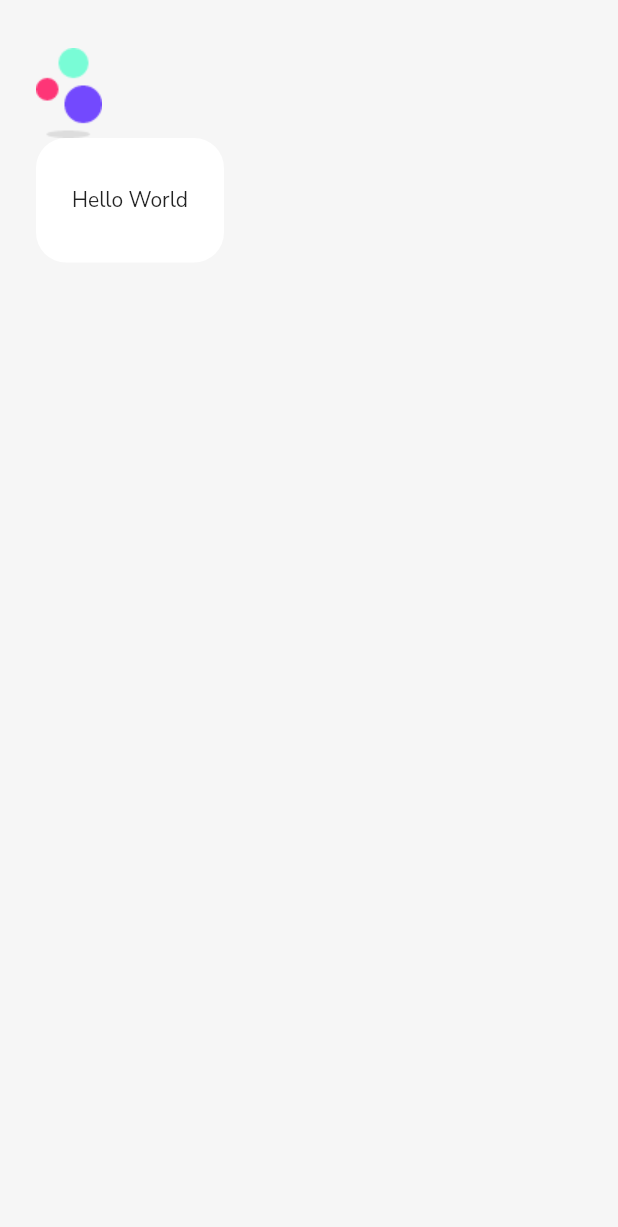
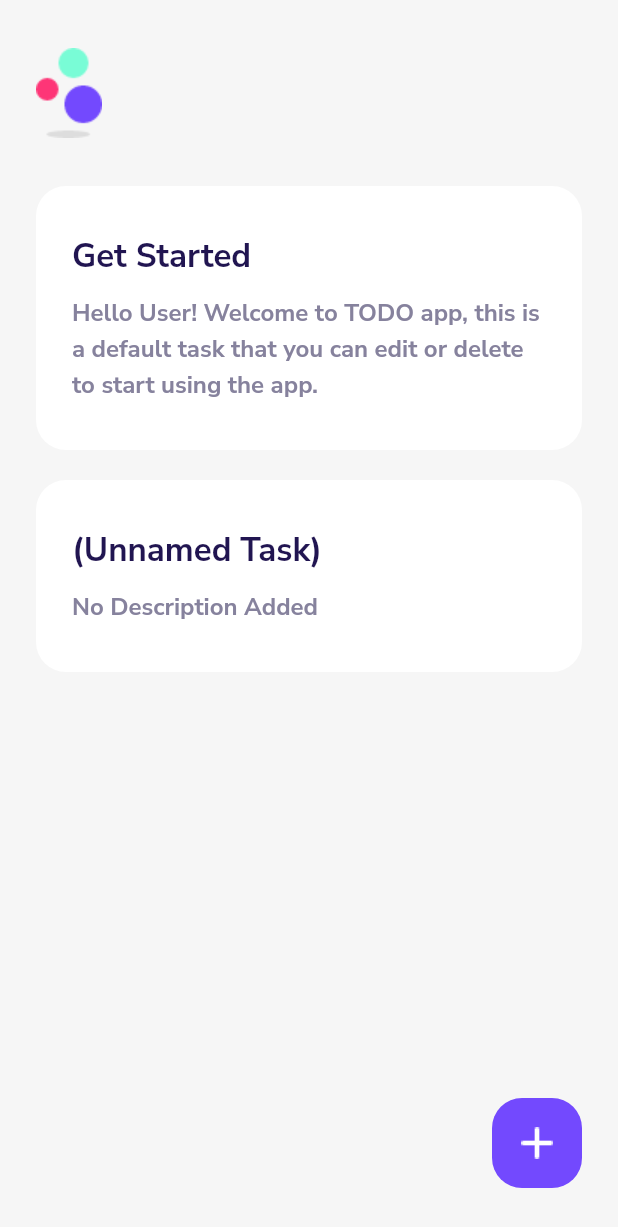
Before and after one commit to sunaranish17/todo_app_flutter, a Flutter app: the screen it shows after launch, on a phone screen of 412 x 824 dp. Shown: the top 1227 px of the screen. Run offline on Flutter 3.47's test engine with Material 2 defaults, Android fonts, the phone set to English and light mode, and no system bars; our stand-ins replace google_fonts.

Commit message:
Feat: Homepage completed

```diff
--- a/lib/screens/homepage.dart
+++ b/lib/screens/homepage.dart
@@ -18,13 +18,41 @@ class _HomePageState extends State<HomePage> {
             vertical: 32.0,
           ),
           color: Color(0xFFF6F6F6),
-          child: Column(
-            crossAxisAlignment: CrossAxisAlignment.start,
+          child: Stack(
             children: [
-              Image(
-                image: AssetImage('assets/images/logo.png'),
+              Column(
+                crossAxisAlignment: CrossAxisAlignment.start,
+                children: [
+                  Container(
+                    margin: EdgeInsets.only(
+                      bottom: 32.0,
+                    ),
+                    child: Image(
+                      image: AssetImage('assets/images/logo.png'),
+                    ),
+                  ),
+                  TaskCardWidget(
+                      title: "Get Started",
+                      desc:
+                          "Hello User! Welcome to TODO app, this is a default task that you can edit or delete to start using the app."),
+                  TaskCardWidget(),
+                ],
               ),
-              TaskCardWidget(),
+              Positioned(
+                bottom: 0.0,
+                right: 0.0,
+                child: Container(
+                  width: 60.0,
+                  height: 60.0,
+                  decoration: BoxDecoration(
+                    color: Color(0xFF7349FE),
+                    borderRadius: BorderRadius.circular(20.0),
+                  ),
+                  child: Image(
+                    image: AssetImage('assets/images/add_icon.png'),
+                  ),
+                ),
+              )
             ],
           ),
         ),
--- a/lib/widgets.dart
+++ b/lib/widgets.dart
@@ -1,18 +1,52 @@
 import 'package:flutter/material.dart';
 
 class TaskCardWidget extends StatelessWidget {
+  final String? title;
+  final String? desc;
+
+  TaskCardWidget({this.title, this.desc});
+
   @override
   Widget build(BuildContext context) {
     return Container(
+      width: double.infinity,
       padding: EdgeInsets.symmetric(
         horizontal: 24.0,
         vertical: 32.0,
+      ),
+      margin: EdgeInsets.only(
+        bottom: 20.0,
       ),
       decoration: BoxDecoration(
         color: Colors.white,
         borderRadius: BorderRadius.circular(20.0),
       ),
-      child: Text("Hello World"),
+      child: Column(
+        crossAxisAlignment: CrossAxisAlignment.start,
+        children: [
+          Text(
+            title ?? "(Unnamed Task)",
+            style: TextStyle(
+                color: Color(0xFF211551),
+                fontSize: 22.0,
+                fontWeight: FontWeight.bold),
+          ),
+          Padding(
+            padding: EdgeInsets.only(
+              top: 10.0,
+            ),
+            child: Text(
+              desc ?? "No Description Added",
+              style: TextStyle(
+                color: Color(0xFF86829D),
+                fontSize: 16.0,
+                fontWeight: FontWeight.bold,
+                height: 1.5,
+              ),
+            ),
+          ),
+        ],
+      ),
     );
   }
 }
```
